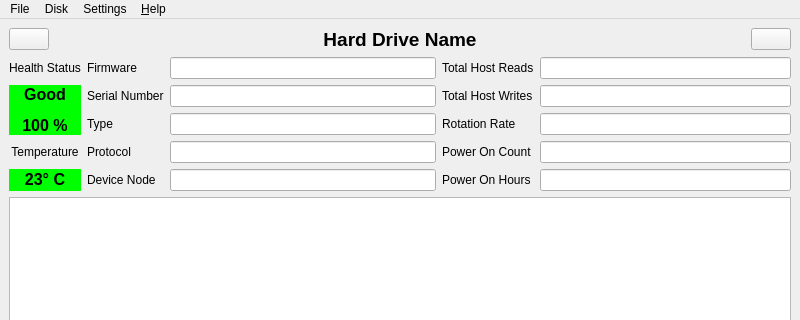
Qt form mainwindow.ui (edisionnano/QDiskInfo) before a commit; both pictures show x 0 to 800 and y 0 to 320 of the 800 by 600 pixel window.
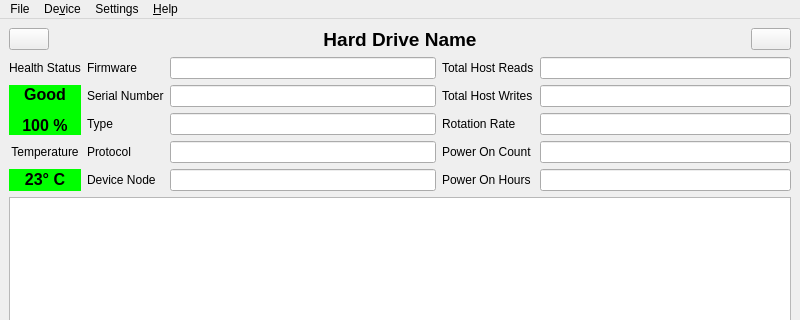
The same form after that commit. Icons and pictures are not drawn.

Commit message: Add selftest support

Diff of the .ui file:
```diff
--- a/mainwindow.ui
+++ b/mainwindow.ui
@@ -354,7 +354,7 @@
    </widget>
    <widget class="QMenu" name="menuDisk">
     <property name="title">
-     <string>Disk</string>
+     <string>De&amp;vice</string>
     </property>
     <addaction name="actionRescan_Refresh"/>
     <addaction name="separator"/>
```
The commit also changes 2 other files.
